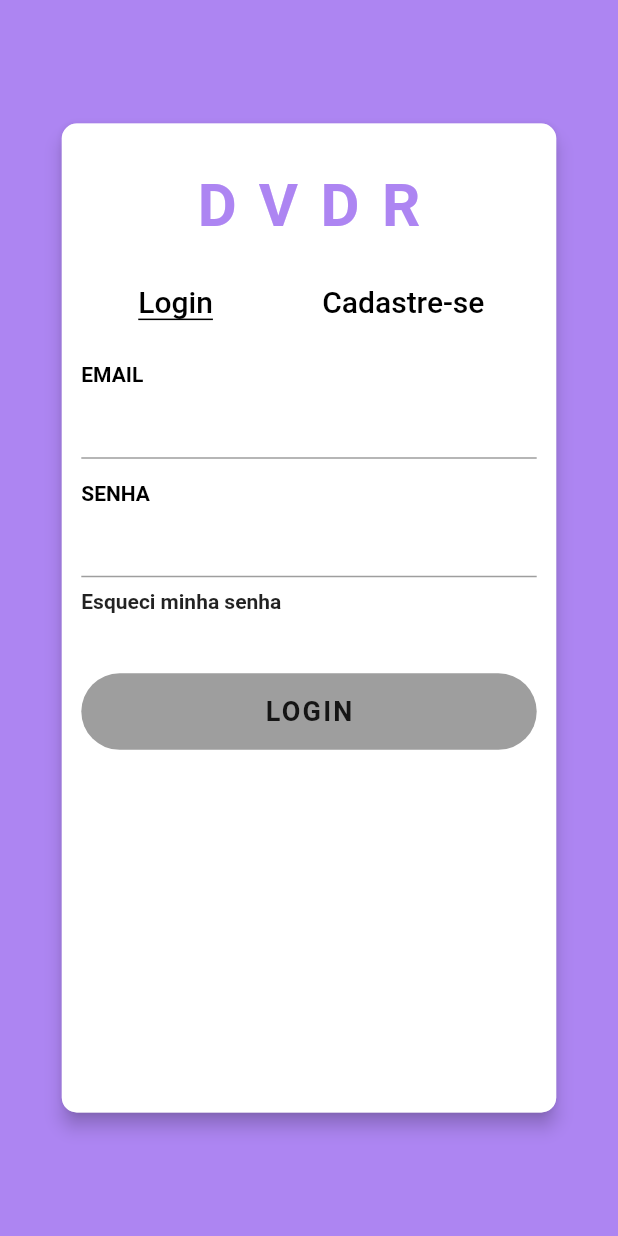
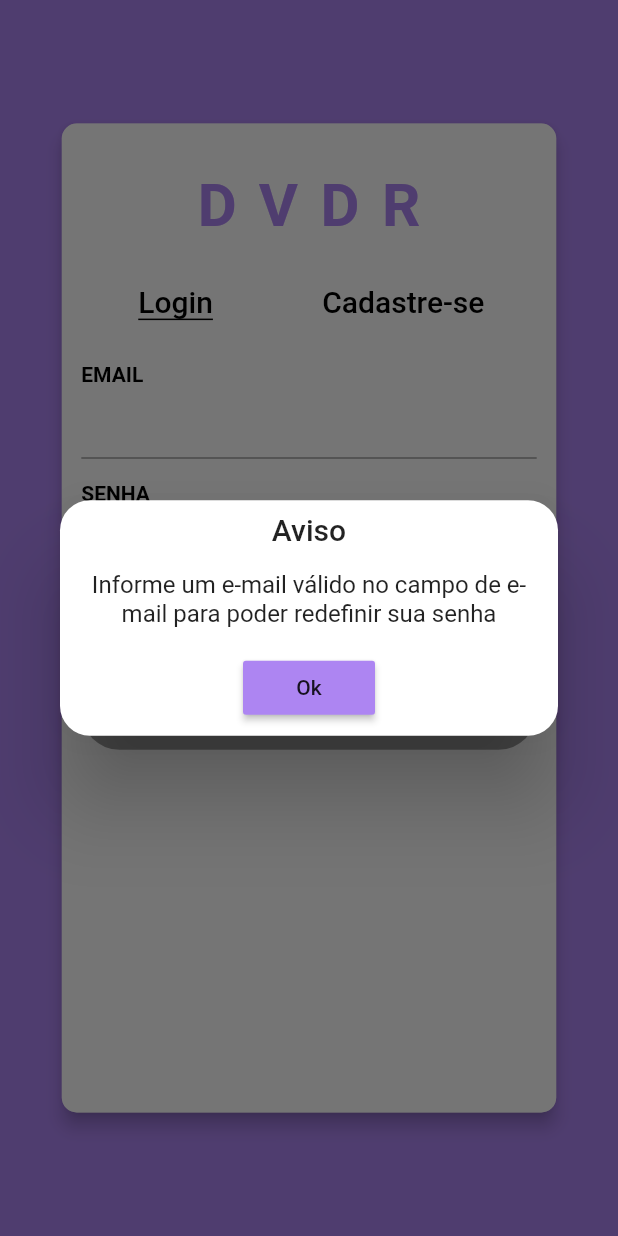
Before and after one commit to ReinerTz/TCC_Mobile, a Flutter app: the screen it shows after launch, after a tap on "Esqueci minha senha", on a phone screen of 412 x 824 dp. Run offline on Flutter 3.47's test engine with Material 2 defaults, Android fonts, the phone set to English and light mode, and no system bars; our stand-ins replace cloud_firestore, dio, firebase_auth, firebase_core, firebase_storage, flutter_masked_text and 3 more; accounts and stored records are empty; Roboto replaces fonts that are missing (Acme, OpenSans).

Commit message:
correção de bugs

```diff
--- a/lib/pages/friendshiplist/friendship/friendship_controller.dart
+++ b/lib/pages/friendshiplist/friendship/friendship_controller.dart
@@ -13,7 +13,7 @@ class FriendshipController extends GetxController {
 
   FriendshipController({Map pageArgs}) {
     if (pageArgs != null) {
-      this.user = pageArgs["user"];
+      this.user = UserModel.fromMap(pageArgs["user"]);
     }
   }
 
--- a/lib/pages/friendshiplist/friendshiplist_page.dart
+++ b/lib/pages/friendshiplist/friendshiplist_page.dart
@@ -15,6 +15,7 @@ class FriendshipListPage extends GetWidget<FriendshipListController> {
   @override
   Widget build(BuildContext context) {
     Widget _buildUserAvatar(String image) {
+      image = image ?? "";
       return Container(
         height: 60,
         width: 60,
@@ -22,7 +23,7 @@ class FriendshipListPage extends GetWidget<FriendshipListController> {
           shape: BoxShape.circle,
           image: DecorationImage(
             fit: BoxFit.fill,
-            image: image.isNull
+            image: image.isEmpty
                 ? AssetImage(AssetImages.AVATAR)
                 : NetworkImage(image),
           ),
@@ -54,7 +55,7 @@ class FriendshipListPage extends GetWidget<FriendshipListController> {
                     trailing: Icon(Icons.search),
                   ),
                   onTap: () => Get.toNamed(Routes.FRIENDSHIP,
-                      arguments: {"user": flc.user}),
+                      arguments: {"user": flc.user.toMap()}),
                 ),
                 Divider(
                   thickness: 2,
--- a/lib/pages/login/login_controller.dart
+++ b/lib/pages/login/login_controller.dart
@@ -34,8 +34,9 @@ class LoginController extends GetxController {
           if (response.statusCode == 200) {
             dynamic userModel = response.data;
             if (userModel == null) {
-              userModel = await us.saveUser(
-                  UserModel(email: user.email, uid: user.uid).toMap());
+              userModel = (await us.saveUser(
+                      UserModel(email: user.email, uid: user.uid).toMap()))
+                  .data;
             }
             Response result =
                 await _userExpenseService.findExpensesbyUser(user.uid);
--- a/lib/pages/login/widgets/signin/signin_controller.dart
+++ b/lib/pages/login/widgets/signin/signin_controller.dart
@@ -1,3 +1,4 @@
+import 'package:flutter/material.dart';
 import 'package:get/get.dart';
 import 'package:tcc_project/services/sign_in_service.dart';
 
@@ -23,4 +24,33 @@ class SignInController extends GetxController {
     SignInService sis = SignInService();
     return await sis.signInFirebase(this.email.value, this.password.value);
   }
+
+  Future<void> forgotPassword() async {
+    if (!GetUtils.isEmail(this.email.value)) {
+      Get.defaultDialog(
+        title: "Aviso",
+        middleText:
+            "Informe um e-mail válido no campo de e-mail para poder redefinir sua senha",
+        confirm: MaterialButton(
+          onPressed: () => Get.back(),
+          child: Text("Ok"),
+          color: Get.theme.primaryColor,
+        ),
+      );
+    } else {
+      var response = await SignInService().recoverPassword(this.email.value);
+      if (response) {
+        Get.defaultDialog(
+          title: "Informação",
+          middleText:
+              "Enviamos um e-mail de recuperação de senha para ${this.email.value}",
+          confirm: MaterialButton(
+            onPressed: () => Get.back(),
+            child: Text("Ok"),
+            color: Get.theme.primaryColor,
+          ),
+        );
+      }
+    }
+  }
 }
--- a/lib/pages/login/widgets/signin/signin_widget.dart
+++ b/lib/pages/login/widgets/signin/signin_widget.dart
@@ -63,7 +63,9 @@ class _SignInWidgetState extends State<SignInWidget> {
         child: Align(
           alignment: Alignment.centerLeft,
           child: InkWell(
-            onTap: () {},
+            onTap: () async {
+              await signInController.forgotPassword();
+            },
             child: Text(
               "Esqueci minha senha",
               style: TextStyle(fontWeight: FontWeight.bold),
--- a/lib/pages/profile_update/profile_update_page.dart
+++ b/lib/pages/profile_update/profile_update_page.dart
@@ -28,6 +28,7 @@ class ProfileUpdatePage extends GetWidget<ProfileUpdateController> {
             mask: '(00) 00000-0000',
             text: Util.onlyNumbers(profileUpdateController.value.value));
         break;
+
       default:
         _control = null;
     }
@@ -61,6 +62,11 @@ class ProfileUpdatePage extends GetWidget<ProfileUpdateController> {
             onChanged: profileUpdateController.setValue,
             keyboardType: TextInputType.number,
           );
+        case "exclusive_user_name":
+          return TextFormField(
+              decoration: InputDecoration(hintText: "ex: @Fulaninho"),
+              onChanged: profileUpdateController.setValue,
+              initialValue: profileUpdateController.value.value);
         default:
           return TextFormField(
             onChanged: profileUpdateController.setValue,
```
Also changed, not shown: lib/pages/friendshiplist/friendship/friendship_page.dart (+6 -7 lines), lib/pages/login/widgets/signup/signup_controller.dart (+1 -9 lines), lib/pages/login/widgets/signup/signup_widget.dart (+0 -25 lines).
